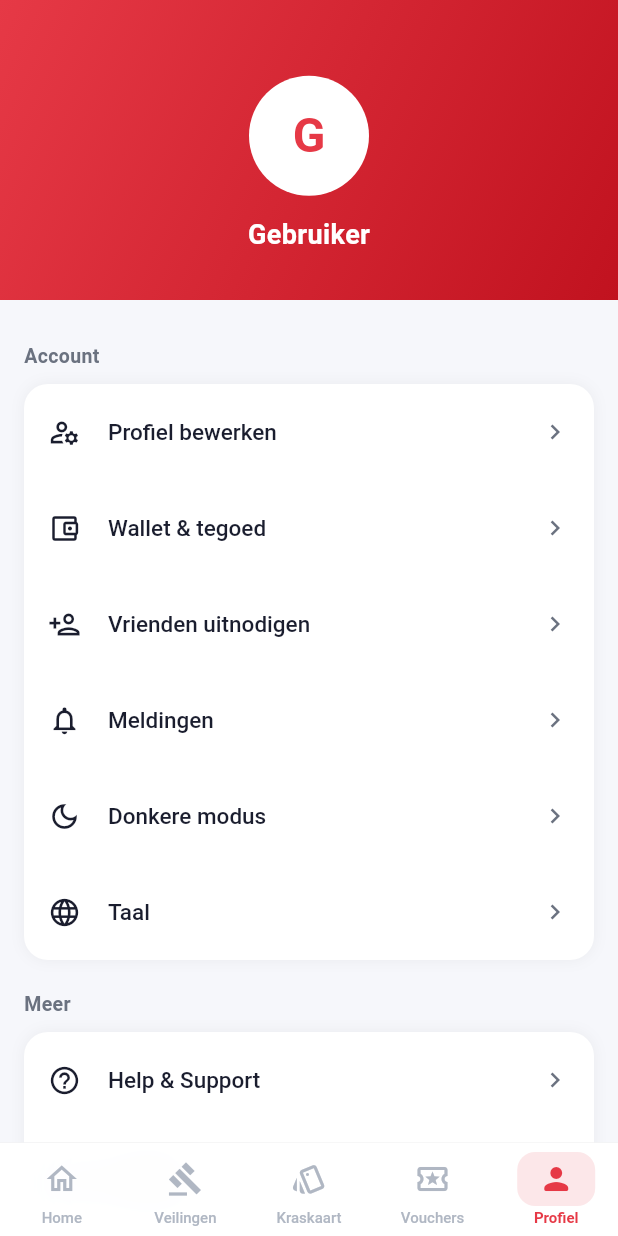
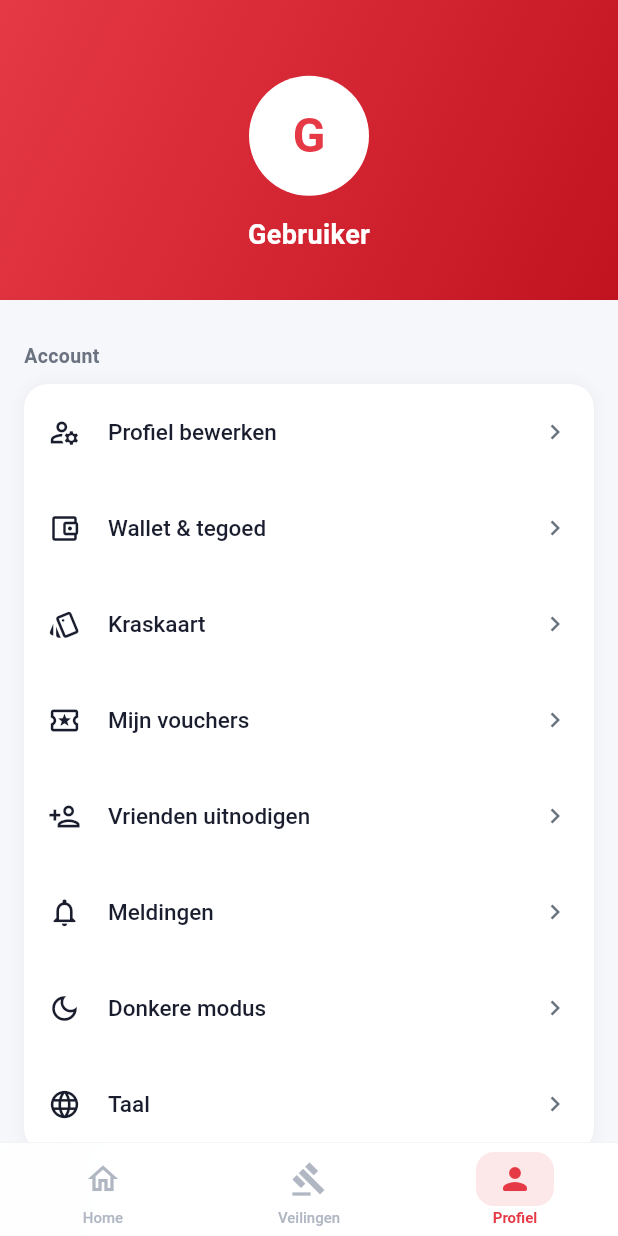
Before and after one commit to aliabuhatem/auction, a Flutter app: the ProfilePage screen opened by its route, on a phone screen of 412 x 824 dp. Run offline on Flutter 3.47's test engine with Material 3 defaults, Android fonts, the phone set to English and light mode, and no system bars; our stand-ins replace cached_network_image, cloud_firestore, confetti, connectivity_plus, dartz, dio and 19 more; missing offline and left inert: file_selector, scratcher; accounts and stored records are empty; Roboto replaces fonts that are missing (Nunito); project files that could hold a hidden picture were left out.

Commit message:
Fix wallet error + move scratch card and vouchers to profile menu
Co-Authored-By: Claude Sonnet 4.6 <noreply@anthropic.com>

```diff
--- a/lib/app/app_router.dart
+++ b/lib/app/app_router.dart
@@ -292,6 +292,16 @@ final GoRouter appRouter = GoRouter(
       builder:            (_, __) => const NotificationsPage(),
     ),
     GoRoute(
+      path:               AppRoutes.scratchCard,
+      parentNavigatorKey: _rootNavigatorKey,
+      builder:            (_, __) => const ScratchCardPage(),
+    ),
+    GoRoute(
+      path:               AppRoutes.tickets,
+      parentNavigatorKey: _rootNavigatorKey,
+      builder:            (_, __) => const TicketsPage(),
+    ),
+    GoRoute(
       path:               AppRoutes.search,
       parentNavigatorKey: _rootNavigatorKey,
       pageBuilder: (_, state) => CustomTransitionPage(
@@ -374,14 +384,6 @@ final GoRouter appRouter = GoRouter(
           builder: (_, __) => const MyAuctionsPage(),
         ),
         GoRoute(
-          path:    AppRoutes.scratchCard,
-          builder: (_, __) => const ScratchCardPage(),
-        ),
-        GoRoute(
-          path:    AppRoutes.tickets,
-          builder: (_, __) => const TicketsPage(),
-        ),
-        GoRoute(
           path:    AppRoutes.profile,
           builder: (_, __) => const ProfilePage(),
         ),
--- a/lib/app/shell_scaffold.dart
+++ b/lib/app/shell_scaffold.dart
@@ -12,17 +12,13 @@ class ShellScaffold extends StatelessWidget {
   static const _paths = [
     AppRoutes.home,
     AppRoutes.myAuctions,
-    AppRoutes.scratchCard,
-    AppRoutes.tickets,
     AppRoutes.profile,
   ];
 
   static const _icons = [
-    (Icons.home_outlined,           Icons.home_rounded),
-    (Icons.gavel_outlined,          Icons.gavel_rounded),
-    (Icons.style_outlined,          Icons.style_rounded),
-    (Icons.local_activity_outlined, Icons.local_activity),
-    (Icons.person_outline_rounded,  Icons.person_rounded),
+    (Icons.home_outlined,          Icons.home_rounded),
+    (Icons.gavel_outlined,         Icons.gavel_rounded),
+    (Icons.person_outline_rounded, Icons.person_rounded),
   ];
 
   int _currentIndex(BuildContext context) {
@@ -36,8 +32,6 @@ class ShellScaffold extends StatelessWidget {
   List<String> _labels(BuildContext context) => [
     AppStrings.navHome(context),
     AppStrings.navAuctions(context),
-    AppStrings.navScratchCard(context),
-    AppStrings.navVouchers(context),
     AppStrings.navProfile(context),
   ];
 
--- a/lib/features/profile/presentation/profile_page.dart
+++ b/lib/features/profile/presentation/profile_page.dart
@@ -76,6 +76,10 @@ class ProfilePage extends StatelessWidget {
                       () => context.push(AppRoutes.profileSettings)),
                   _tile(context, Icons.account_balance_wallet_outlined, AppStrings.walletAndCredit(context),
                       () => context.push(AppRoutes.wallet)),
+                  _tile(context, Icons.style_outlined, AppStrings.scratchCard(context),
+                      () => context.push(AppRoutes.scratchCard)),
+                  _tile(context, Icons.local_activity_outlined, AppStrings.myVouchers(context),
+                      () => context.push(AppRoutes.tickets)),
                   _tile(context, Icons.person_add_outlined, AppStrings.inviteFriends(context),
                       () => context.push(AppRoutes.referral)),
                   _tile(context, Icons.notifications_outlined, AppStrings.notifications(context),
```
Also changed, not shown: lib/features/profile/presentation/pages/wallet_page.dart (+10 -3 lines).
